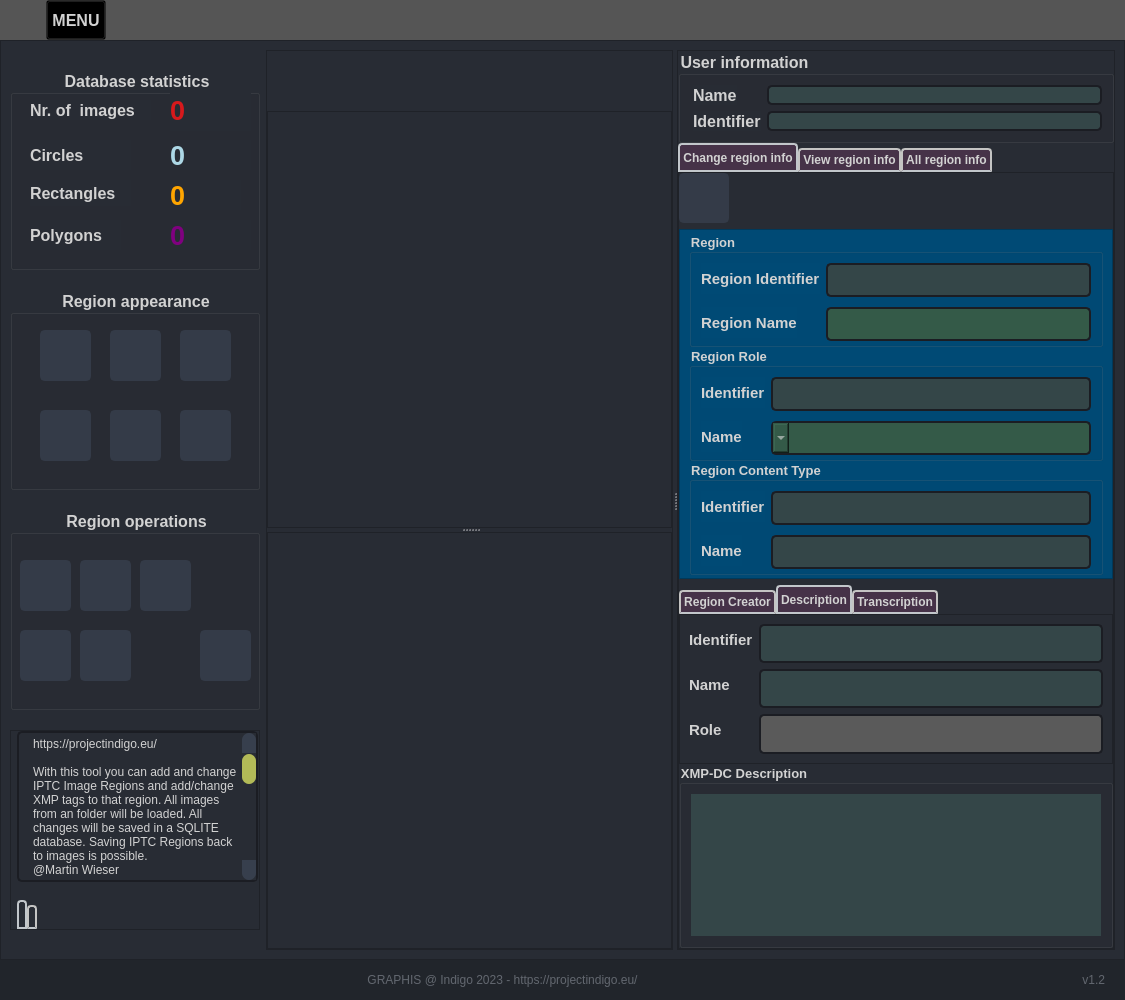
Old version of the form app/gui_main.ui in the repository GraffitiProjectINDIGO/GRAPHIS.
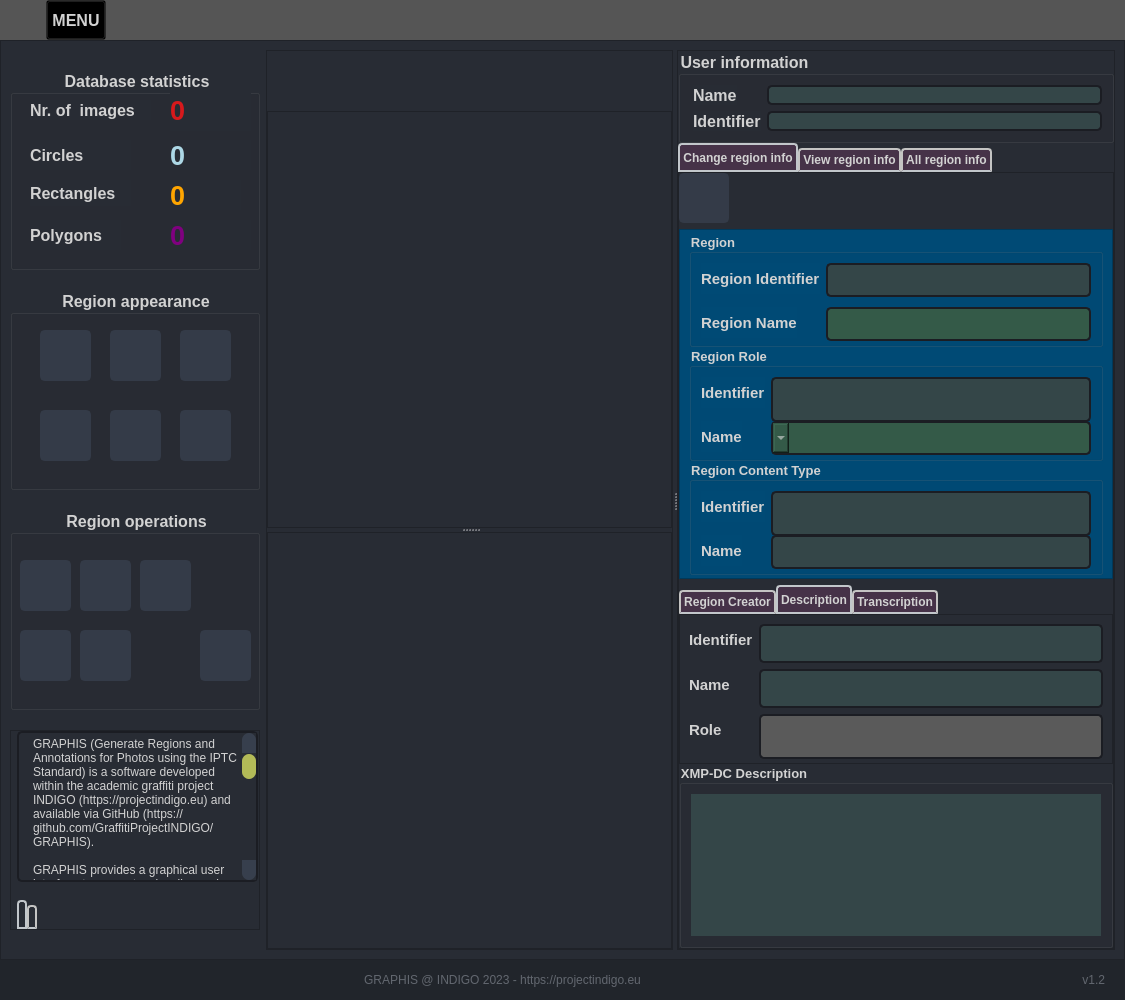
New version of the form. The open tabs and pages were chosen to show the change. Icons and pictures are not drawn. Custom widgets are drawn as their Qt base class.

What changed in the file:
```diff
--- a/app/gui_main.ui
+++ b/app/gui_main.ui
@@ -1352,7 +1352,6 @@
                <property name="font">
                 <font>
                  <pointsize>12</pointsize>
-                 <weight>75</weight>
                  <bold>true</bold>
                 </font>
                </property>
@@ -2191,11 +2190,15 @@
                         <number>0</number>
                        </property>
                        <property name="plainText">
-                        <string>https://projectindigo.eu/
+                        <string>GRAPHIS (Generate Regions and Annotations for Photos using the IPTC Standard) is a software developed within the academic graffiti project INDIGO (https://projectindigo.eu) and available via GitHub (https://github.com/GraffitiProjectINDIGO/GRAPHIS). 
 
-With this tool you can add and change IPTC Image Regions and add/change XMP tags to that region. All images from an folder will be loaded. All changes will be saved in a SQLITE database. Saving IPTC Regions back to images is possible.
-@Martin Wieser 
+GRAPHIS provides a graphical user interface to generate, visualise and annotate image regions as enabled by the 2019.1 version of the IPTC Photo Metadata Standard (https://www.iptc.org/std/photometadata/specification/IPTC-PhotoMetadata-2019.1.html).
+These image regions are shapes like rectangles, circles or any possible polygon that can be marked and saved within an image or as a sidecar XMP file.
+GRAPHIS stores all its operations on-the-fly in an SQLite database, making it possible to quit the program at any point and continue later by reloading that database. Therefore, one should first make a new database (or load an existing one) when working in GRAPHIS. Images are then added to this database, either all images in a folder (with or without its subfolders) or on a per-image basis. The image regions and their annotation can be saved back into the original images at any point, an operation for which GRAPHIS relies on Exiftool (https://exiftool.org).
 
+For more information or questions on GRAPHIS please email info@projectindigo.eu
+
+@Martin Wieser 2023
 Permission is hereby granted, free of charge, to any person obtaining a copy of this software and associated documentation files (the “Software”), to deal in the Software without restriction, including without limitation the rights to use, copy, modify, merge, publish, distribute, sublicense, and/or sell copies of the Software, and to permit persons to whom the Software is furnished to do so, subject to the following conditions:
 The above copyright notice and this permission notice shall be included in all copies or substantial portions of the Software.
 THE SOFTWARE IS PROVIDED “AS IS”, WITHOUT WARRANTY OF ANY KIND, EXPRESS OR IMPLIED, INCLUDING BUT NOT LIMITED TO THE WARRANTIES OF MERCHANTABILITY, FITNESS FOR A PARTICULAR PURPOSE AND NONINFRINGEMENT. IN NO EVENT SHALL THE AUTHORS OR COPYRIGHT HOLDERS BE LIABLE FOR ANY CLAIM, DAMAGES OR OTHER LIABILITY, WHETHER IN AN ACTION OF CONTRACT, TORT OR OTHERWISE, ARISING FROM, OUT OF OR IN CONNECTION WITH THE SOFTWARE OR THE USE OR OTHER DEALINGS IN THE SOFTWARE.</string>
@@ -2511,7 +2514,6 @@
                    <property name="font">
                     <font>
                      <pointsize>9</pointsize>
-                     <weight>75</weight>
                      <bold>true</bold>
                     </font>
                    </property>
@@ -2830,7 +2832,6 @@
                              <property name="font">
                               <font>
                                <pointsize>10</pointsize>
-                               <weight>75</weight>
                                <bold>true</bold>
                               </font>
                              </property>
@@ -2869,10 +2870,16 @@
                                   <verstretch>0</verstretch>
                                  </sizepolicy>
                                 </property>
+                                <property name="minimumSize">
+                                 <size>
+                                  <width>0</width>
+                                  <height>45</height>
+                                 </size>
+                                </property>
                                 <property name="maximumSize">
                                  <size>
                                   <width>16777215</width>
-                                  <height>35</height>
+                                  <height>45</height>
                                  </size>
                                 </property>
                                 <property name="font">
@@ -2949,7 +2956,6 @@
                              <property name="font">
                               <font>
                                <pointsize>10</pointsize>
-                               <weight>75</weight>
                                <bold>true</bold>
                               </font>
                              </property>
@@ -2988,10 +2994,16 @@
                                   <verstretch>0</verstretch>
                                  </sizepolicy>
                                 </property>
+                                <property name="minimumSize">
+                                 <size>
+                                  <width>0</width>
+                                  <height>45</height>
+                                 </size>
+                                </property>
                                 <property name="maximumSize">
                                  <size>
                                   <width>16777215</width>
-                                  <height>35</height>
+                                  <height>45</height>
                                  </size>
                                 </property>
                                 <property name="font">
@@ -3077,7 +3089,6 @@
                           <property name="font">
                            <font>
                             <pointsize>9</pointsize>
-                            <weight>75</weight>
                             <bold>true</bold>
                            </font>
                           </property>
@@ -3365,6 +3376,12 @@
                                </item>
                                <item row="2" column="1">
                                 <widget class="QPlainTextEdit" name="contr_describer_role">
+                                 <property name="minimumSize">
+                                  <size>
+                                   <width>0</width>
+                                   <height>45</height>
+                                  </size>
+                                 </property>
                                  <property name="font">
                                   <font>
                                    <pointsize>10</pointsize>
@@ -4094,7 +4111,7 @@
                    <string notr="true">color: rgb(98, 103, 111);</string>
                   </property>
                   <property name="text">
-                   <string>&lt;html&gt;&lt;head/&gt;&lt;body&gt;&lt;p&gt;GRAPHIS @ Indigo 2023 - https://projectindigo.eu/&lt;/p&gt;&lt;/body&gt;&lt;/html&gt;</string>
+                   <string>&lt;html&gt;&lt;head/&gt;&lt;body&gt;&lt;p&gt;GRAPHIS @ INDIGO 2023 - https://projectindigo.eu&lt;/p&gt;&lt;/body&gt;&lt;/html&gt;</string>
                   </property>
                   <property name="textFormat">
                    <enum>Qt::RichText</enum>
```
Left out of the diff: 97 changed lines with no effect on the pictures.
